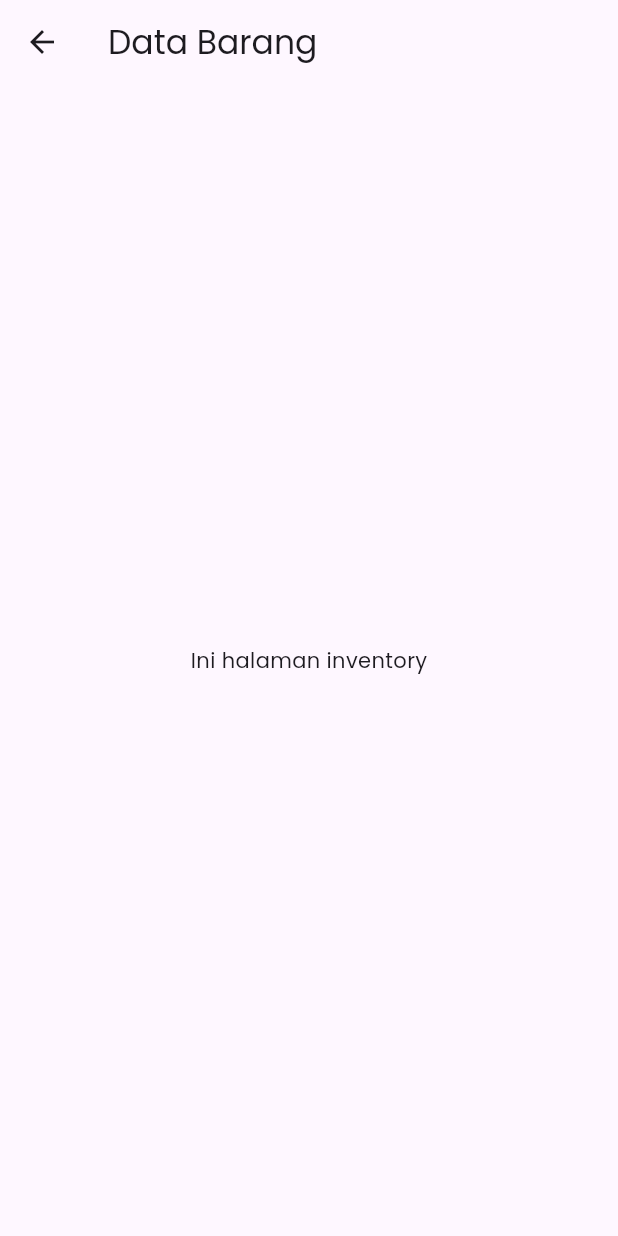
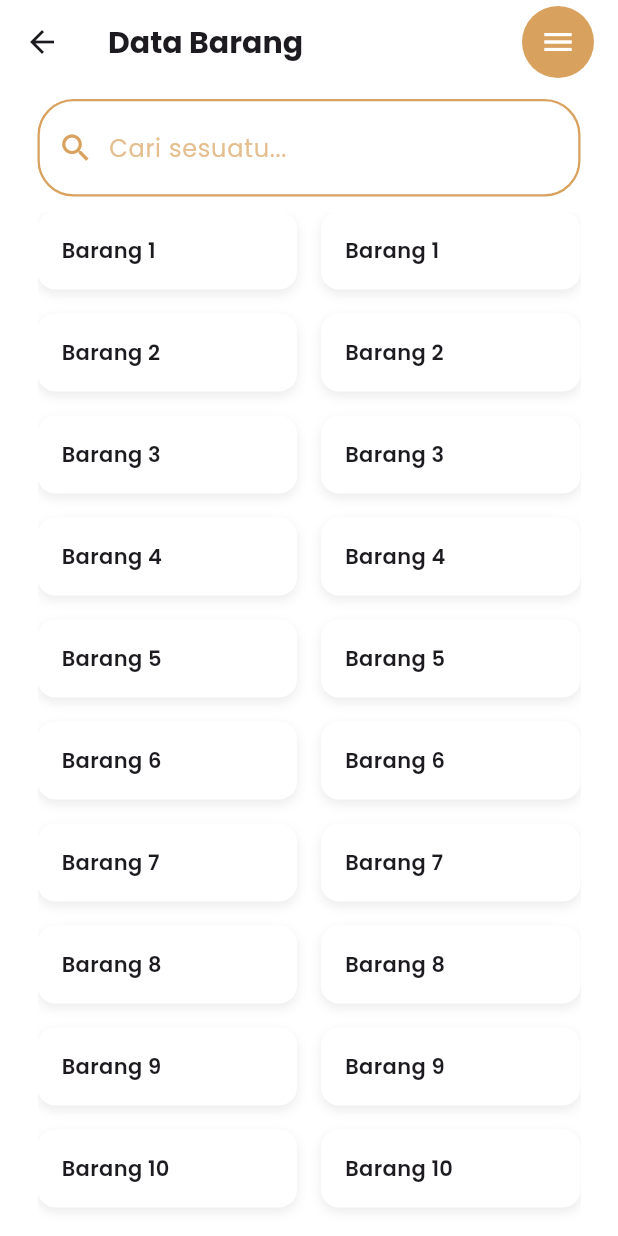
Before and after one commit to wahabsyahranie/ptkita, a Flutter app: the MenuInventoryPage screen opened directly, on a phone screen of 412 x 824 dp. Run offline on Flutter 3.47's test engine with Material 3 defaults, Android fonts, the phone set to English and light mode, and no system bars; network calls fail.

```diff
--- a/lib/pages/home_page.dart
+++ b/lib/pages/home_page.dart
@@ -114,6 +114,7 @@ class _HomePageState extends State<HomePage> {
         return true;
       },
       child: Scaffold(
+        backgroundColor: Colors.white,
         key: _scaffoldKey, // <--- root scaffold key
         extendBody: true,
         // Pindahkan endDrawer ke sini agar drawer muncul di atas bottomNavigationBar
--- a/lib/pages/menu_inventory_page.dart
+++ b/lib/pages/menu_inventory_page.dart
@@ -1,13 +1,100 @@
 import 'package:flutter/material.dart';
+import 'package:flutter_kita/styles/colors.dart';
+import 'package:flutter_kita/widget/search_bar_widget.dart';
 
-class MenuInventoryPage extends StatelessWidget {
+class MenuInventoryPage extends StatefulWidget {
   const MenuInventoryPage({super.key});
 
   @override
+  State<MenuInventoryPage> createState() => _MenuInventoryPageState();
+}
+
+class _MenuInventoryPageState extends State<MenuInventoryPage> {
+  @override
   Widget build(BuildContext context) {
     return Scaffold(
-      appBar: AppBar(title: const Text('Data Barang')),
-      body: const Center(child: Text('Ini halaman inventory')),
+      backgroundColor: Colors.white,
+      appBar: AppBar(
+        title: const Text(
+          'Data Barang',
+          style: TextStyle(fontSize: 20, fontWeight: FontWeight.w700),
+        ),
+        backgroundColor: Colors.white,
+        surfaceTintColor: Colors.transparent,
+        actions: [
+          Container(
+            margin: const EdgeInsets.only(right: 16),
+            decoration: BoxDecoration(
+              color: MyColors.secondary,
+              borderRadius: BorderRadius.circular(25),
+            ),
+            padding: const EdgeInsets.all(12),
+            child: Icon(Icons.menu, color: MyColors.white),
+          ),
+        ],
+      ),
+      body: SafeArea(
+        child: Padding(
+          padding: const EdgeInsets.symmetric(horizontal: 25, vertical: 10),
+          child: Column(
+            children: [
+              SearchBarWidget(),
+              const SizedBox(height: 10),
+              Expanded(
+                child: ListView.builder(
+                  itemCount: 20,
+                  itemBuilder: (context, index) {
+                    final nomor = index + 1;
+
+                    return Padding(
+                      padding: const EdgeInsets.only(bottom: 16),
+                      child: Row(
+                        children: [
+                          // Kotak kiri
+                          Expanded(child: _BarangBox(title: 'Barang $nomor')),
+
+                          const SizedBox(width: 16),
+
+                          // Kotak kanan
+                          Expanded(child: _BarangBox(title: 'Barang $nomor')),
+                        ],
+                      ),
+                    );
+                  },
+                ),
+              ),
+            ],
+          ),
+        ),
+      ),
     );
   }
 }
+
+class _BarangBox extends StatelessWidget {
+  final String title;
+
+  const _BarangBox({required this.title});
+
+  @override
+  Widget build(BuildContext context) {
+    return Container(
+      padding: const EdgeInsets.all(16),
+      decoration: BoxDecoration(
+        color: Colors.white,
+        borderRadius: BorderRadius.circular(12),
+        boxShadow: [
+          BoxShadow(
+            color: Colors.black.withOpacity(0.08),
+            blurRadius: 6,
+            offset: const Offset(0, 3),
+          ),
+        ],
+      ),
+      child: Text(
+        title,
+        style: const TextStyle(fontSize: 14, fontWeight: FontWeight.w600),
+      ),
+    );
+  }
+}
```
